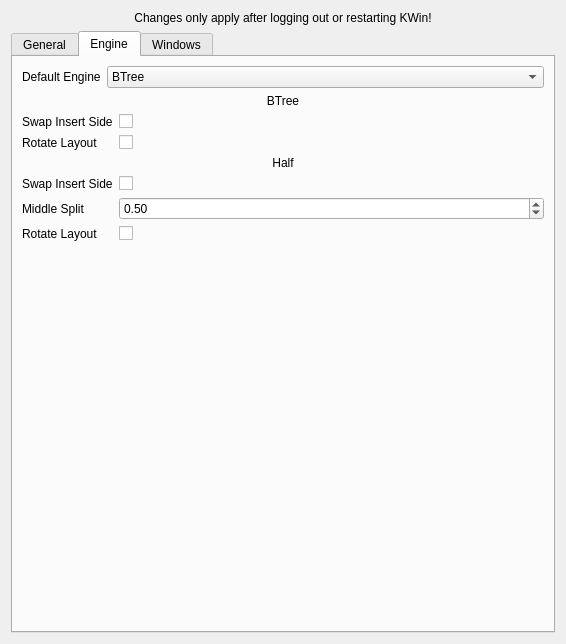
Old version of the form res/config.ui in the repository zeroxoneafour/polonium.
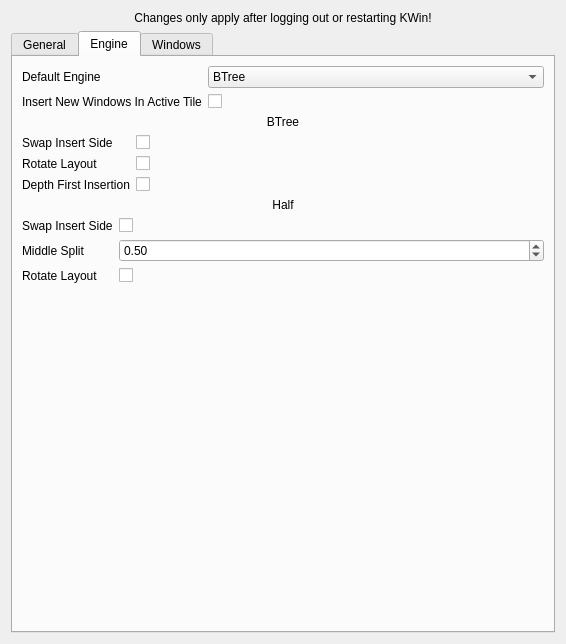
New version of the form. The open tabs and pages were chosen to show the change.

```diff
--- a/res/config.ui
+++ b/res/config.ui
@@ -230,6 +230,20 @@
              </item>
             </widget>
            </item>
+           <item row="1" column="0">
+            <widget class="QLabel" name="insertInActiveLabel">
+             <property name="text">
+              <string>Insert New Windows In Active Tile</string>
+             </property>
+            </widget>
+           </item>
+           <item row="1" column="1">
+            <widget class="QCheckBox" name="kcfg_InsertInActive">
+             <property name="text">
+              <string/>
+             </property>
+            </widget>
+           </item>
           </layout>
          </item>
          <item>
@@ -278,6 +292,20 @@
              </property>
             </widget>
            </item>
+           <item row="2" column="0">
+            <widget class="QLabel" name="btreeDepthFirstLabel">
+             <property name="text">
+              <string>Depth First Insertion</string>
+             </property>
+            </widget>
+           </item>
+           <item row="2" column="1">
+            <widget class="QCheckBox" name="kcfg_BTreeDepthFirst">
+             <property name="text">
+              <string/>
+             </property>
+            </widget>
+           </item>
           </layout>
          </item>
          <item>
```
